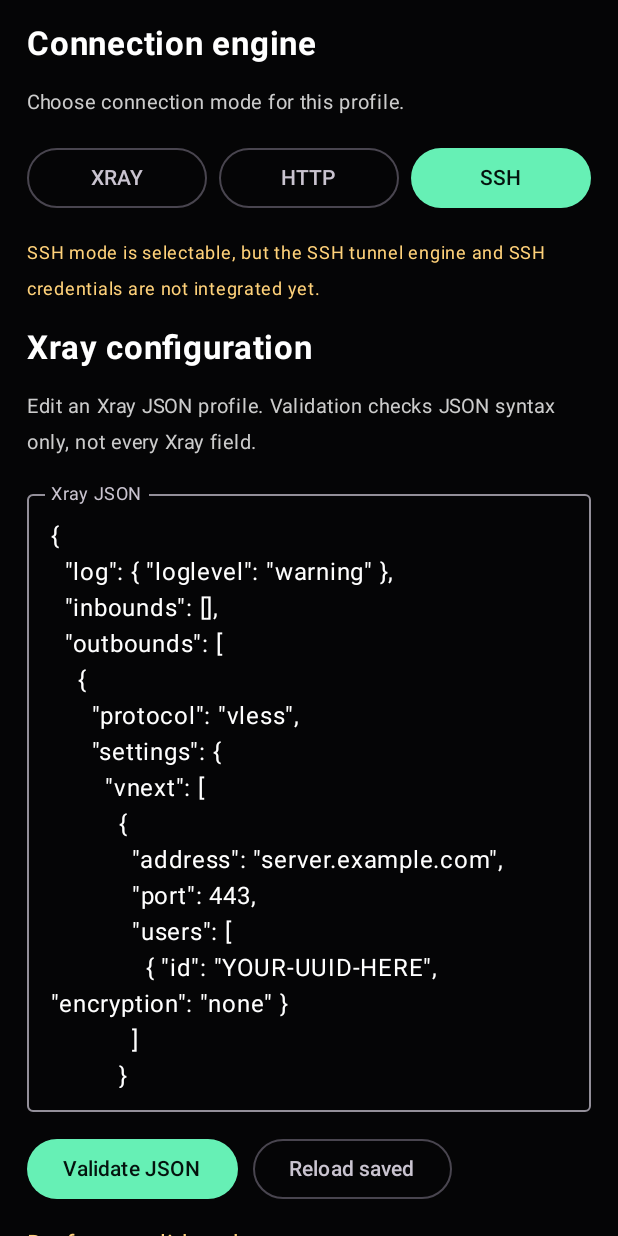
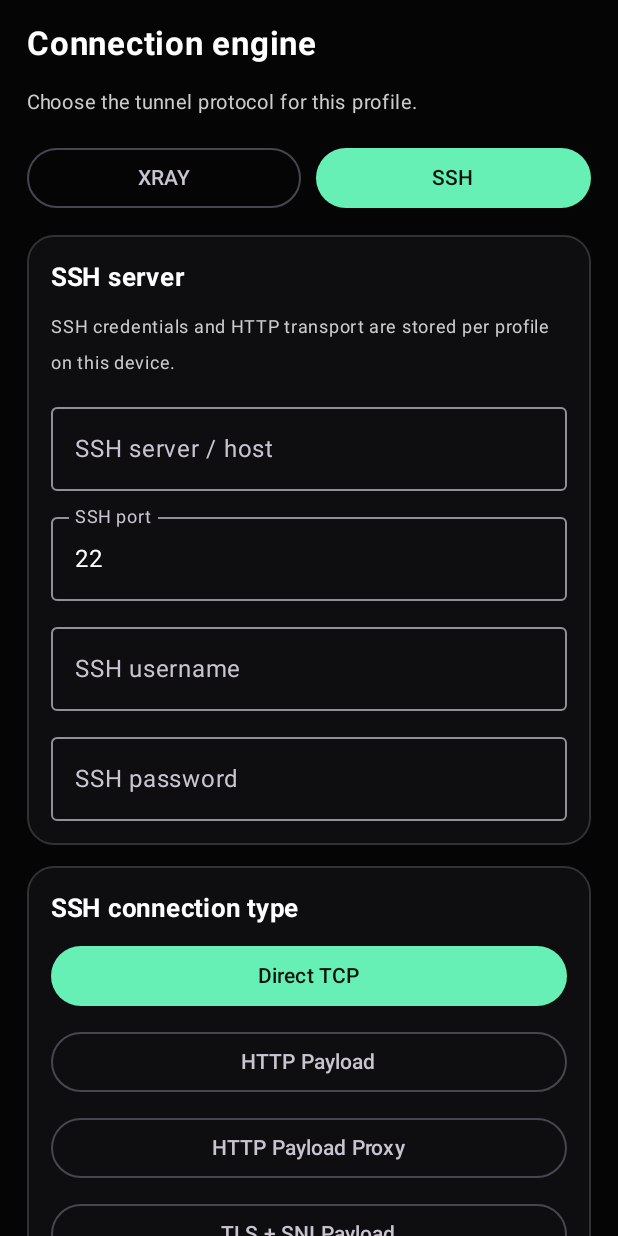
Before and after one commit to darwindiolimbo-crypto/kupal-vpn, an Android app built with Jetpack Compose: the composable ConfigScreen shown on its own in the app's theme, after a tap on "SSH", on a phone screen of 412 x 824 dp. Run offline under Robolectric (Android 15) with nearby library versions, the phone set to English and light mode, and no system bars; 3 statements that could not run were skipped; 2 other taps on this screen came first.

Commit message:
Add SSH server and HTTP payload mode configuration UI

```diff
--- a/app/src/main/java/com/kupalvpn/app/MainActivity.kt
+++ b/app/src/main/java/com/kupalvpn/app/MainActivity.kt
@@ -366,34 +366,113 @@ fun SectionCard(title: String, content: @Composable () -> Unit) {
 private fun ConfigScreen(padding: PaddingValues) {
     val context = LocalContext.current
     val profileId = ProfileStore.activeProfileId(context)
+    var tunnelMode by rememberSaveable(profileId) { mutableStateOf(TunnelModeStore.readMode(context)) }
+    val savedSsh = remember(profileId) { SshConfigStore.read(context) }
+    var sshMode by rememberSaveable(profileId) { mutableStateOf(savedSsh.mode) }
+    var sshHost by rememberSaveable(profileId) { mutableStateOf(savedSsh.host) }
+    var sshPort by rememberSaveable(profileId) { mutableStateOf(savedSsh.port.toString()) }
+    var sshUsername by rememberSaveable(profileId) { mutableStateOf(savedSsh.username) }
+    var sshPassword by rememberSaveable(profileId) { mutableStateOf(savedSsh.password) }
+    var proxyHost by rememberSaveable(profileId) { mutableStateOf(savedSsh.proxyHost) }
+    var proxyPort by rememberSaveable(profileId) { mutableStateOf(savedSsh.proxyPort.toString()) }
+    var sniHost by rememberSaveable(profileId) { mutableStateOf(savedSsh.sniHost) }
+    var saveMessage by rememberSaveable(profileId) { mutableStateOf("") }
     var jsonText by rememberSaveable(profileId) { mutableStateOf(LocalStore.readJson(context)) }
-    var validation by rememberSaveable { mutableStateOf("Draft not validated") }
-    var tunnelMode by rememberSaveable(profileId) { mutableStateOf(TunnelModeStore.readMode(context)) }
-    var httpHost by rememberSaveable(profileId) { mutableStateOf(TunnelModeStore.readHttpHost(context)) }
-    var httpPort by rememberSaveable(profileId) { mutableStateOf(TunnelModeStore.readHttpPort(context)) }
-    var httpUser by rememberSaveable(profileId) { mutableStateOf(TunnelModeStore.readHttpUser(context)) }
-    var httpPassword by rememberSaveable(profileId) { mutableStateOf(TunnelModeStore.readHttpPassword(context)) }
+    var validation by rememberSaveable(profileId) { mutableStateOf("Configuration not validated") }
 
     ScreenColumn(padding) {
         Text("Connection engine", fontSize = 22.sp, fontWeight = FontWeight.Bold)
-        Text("Choose connection mode for this profile.", color = Color.LightGray, fontSize = 13.sp)
-        Row(horizontalArrangement = Arrangement.spacedBy(8.dp), modifier = Modifier.fillMaxWidth()) {
-            listOf(TunnelModeStore.MODE_XRAY, TunnelModeStore.MODE_HTTP, TunnelModeStore.MODE_SSH).forEach { mode ->
-                if (tunnelMode == mode) Button(onClick = {}, modifier = Modifier.weight(1f)) { Text(mode) }
-                else OutlinedButton(onClick = { tunnelMode = mode; TunnelModeStore.saveMode(context, mode) }, modifier = Modifier.weight(1f)) { Text(mode) }
+        Text("Choose the tunnel protocol for this profile.", color = Color.LightGray, fontSize = 13.sp)
+        Row(horizontalArrangement = Arrangement.spacedBy(10.dp), modifier = Modifier.fillMaxWidth()) {
+            listOf(TunnelModeStore.MODE_XRAY, TunnelModeStore.MODE_SSH).forEach { mode ->
+                if (tunnelMode == mode) {
+                    Button(onClick = {}, modifier = Modifier.weight(1f)) { Text(mode) }
+                } else {
+                    OutlinedButton(
+                        onClick = {
+                            tunnelMode = mode
+                            TunnelModeStore.saveMode(context, mode)
+                        },
+                        modifier = Modifier.weight(1f)
+                    ) { Text(mode) }
                 }
             }
-        if (tunnelMode == TunnelModeStore.MODE_HTTP) {
-            Text("Routes through an HTTP proxy using Xray's HTTP outbound. Payload text is not injected.", color = Color.LightGray, fontSize = 12.sp)
-            OutlinedTextField(httpHost, { httpHost = it; TunnelModeStore.saveHttpHost(context, it) }, modifier = Modifier.fillMaxWidth(), label = { Text("Proxy host / IP") }, singleLine = true)
-            OutlinedTextField(httpPort, { httpPort = it; TunnelModeStore.saveHttpPort(context, it) }, modifier = Modifier.fillMaxWidth(), label = { Text("Proxy port") }, singleLine = true, keyboardOptions = KeyboardOptions(keyboardType = KeyboardType.Number))
-            OutlinedTextField(httpUser, { httpUser = it; TunnelModeStore.saveHttpUser(context, it) }, modifier = Modifier.fillMaxWidth(), label = { Text("Proxy username (optional)") }, singleLine = true)
-            OutlinedTextField(httpPassword, { httpPassword = it; TunnelModeStore.saveHttpPassword(context, it) }, modifier = Modifier.fillMaxWidth(), label = { Text("Proxy password (optional)") }, singleLine = true)
-        } else if (tunnelMode == TunnelModeStore.MODE_SSH) {
-            Text("SSH mode is selectable, but the SSH tunnel engine and SSH credentials are not integrated yet.", color = Color(0xFFFFD27A), fontSize = 12.sp)
         }
+
+        if (tunnelMode == TunnelModeStore.MODE_SSH) {
+            SectionCard("SSH server") {
+                Text("SSH credentials and HTTP transport are stored per profile on this device.", color = Color.LightGray, fontSize = 12.sp)
+                OutlinedTextField(sshHost, { sshHost = it }, modifier = Modifier.fillMaxWidth(), label = { Text("SSH server / host") }, singleLine = true)
+                OutlinedTextField(sshPort, { sshPort = it.filter(Char::isDigit).take(5) }, modifier = Modifier.fillMaxWidth(), label = { Text("SSH port") }, singleLine = true, keyboardOptions = KeyboardOptions(keyboardType = KeyboardType.Number))
+                OutlinedTextField(sshUsername, { sshUsername = it }, modifier = Modifier.fillMaxWidth(), label = { Text("SSH username") }, singleLine = true)
+                OutlinedTextField(sshPassword, { sshPassword = it }, modifier = Modifier.fillMaxWidth(), label = { Text("SSH password") }, singleLine = true, visualTransformation = PasswordVisualTransformation())
+            }
+            SectionCard("SSH connection type") {
+                val modes = listOf(
+                    SshConfig.MODE_DIRECT to "Direct TCP",
+                    SshConfig.MODE_HTTP_PAYLOAD_DIRECT to "HTTP Payload",
+                    SshConfig.MODE_HTTP_PAYLOAD_PROXY to "HTTP Payload Proxy",
+                    SshConfig.MODE_TLS_PAYLOAD_PROXY to "TLS + SNI Payload"
+                )
+                modes.forEach { (value, label) ->
+                    val selected = sshMode == value
+                    if (selected) {
+                        Button(onClick = {}, modifier = Modifier.fillMaxWidth()) { Text(label) }
+                    } else {
+                        OutlinedButton(onClick = { sshMode = value }, modifier = Modifier.fillMaxWidth()) { Text(label) }
+                    }
+                }
+                Text(
+                    "HTTP is a transport/payload option for SSH. It is not a separate VPN engine.",
+                    color = Color.LightGray,
+                    fontSize = 12.sp
+                )
+            }
+            if (sshMode == SshConfig.MODE_HTTP_PAYLOAD_PROXY || sshMode == SshConfig.MODE_TLS_PAYLOAD_PROXY) {
+                SectionCard("HTTP proxy") {
+                    OutlinedTextField(proxyHost, { proxyHost = it }, modifier = Modifier.fillMaxWidth(), label = { Text("Proxy host / IP") }, singleLine = true)
+                    OutlinedTextField(proxyPort, { proxyPort = it.filter(Char::isDigit).take(5) }, modifier = Modifier.fillMaxWidth(), label = { Text("Proxy port") }, singleLine = true, keyboardOptions = KeyboardOptions(keyboardType = KeyboardType.Number))
+                }
+            }
+            if (sshMode == SshConfig.MODE_TLS_PAYLOAD_PROXY) {
+                SectionCard("TLS / SNI") {
+                    OutlinedTextField(sniHost, { sniHost = it }, modifier = Modifier.fillMaxWidth(), label = { Text("SNI host name") }, singleLine = true)
+                }
+            }
+            SectionCard("Payload") {
+                Text("Edit the HTTP request in the Payload tab. Supported tokens: [host], [port], [host_port], [crlf].", color = Color.LightGray, fontSize = 12.sp)
+                OutlinedButton(onClick = { saveMessage = "Open the Payload tab to edit the SSH payload." }, modifier = Modifier.fillMaxWidth()) {
+                    Text("Payload editor is in the Payload tab")
+                }
+            }
+            Button(
+                onClick = {
+                    val next = SshConfig(
+                        mode = sshMode,
+                        host = sshHost.trim(),
+                        port = sshPort.toIntOrNull() ?: 0,
+                        username = sshUsername.trim(),
+                        password = sshPassword,
+                        proxyHost = proxyHost.trim(),
+                        proxyPort = proxyPort.toIntOrNull() ?: 0,
+                        sniHost = sniHost.trim(),
+                        payload = SshConfigStore.read(context).payload
+                    )
+                    try {
+                        next.validate()
+                        SshConfigStore.save(context, next)
+                        TunnelModeStore.saveMode(context, TunnelModeStore.MODE_SSH)
+                        saveMessage = "SSH settings saved for this profile."
+                    } catch (error: Exception) {
+                        saveMessage = error.message ?: "Check the SSH settings."
+                    }
+                },
+                modifier = Modifier.fillMaxWidth()
+            ) { Text("Save SSH configuration") }
+            if (saveMessage.isNotBlank()) Text(saveMessage, color = if (saveMessage.contains("saved")) Green else Color(0xFFFFD27A), fontSize = 12.sp)
+        } else {
             Text("Xray configuration", fontSize = 22.sp, fontWeight = FontWeight.Bold)
-        Text("Edit an Xray JSON profile. Validation checks JSON syntax only, not every Xray field.", color = Color.LightGray, fontSize = 13.sp)
+            Text("Edit a VLESS, VMess, Trojan or Shadowsocks Xray JSON profile.", color = Color.LightGray, fontSize = 13.sp)
             OutlinedTextField(
                 value = jsonText,
                 onValueChange = {
@@ -422,7 +501,8 @@ private fun ConfigScreen(padding: PaddingValues) {
                 }) { Text("Reload saved") }
             }
             Text(validation, color = if (validation.startsWith("Valid")) Green else Color(0xFFFFD27A))
-        Text("Use your own server values. Never share your UUID, password, or private keys publicly.", color = Color.LightGray, fontSize = 12.sp)
+            Text("Use authorized server values. Never share your UUID or private keys publicly.", color = Color.LightGray, fontSize = 12.sp)
+        }
     }
 }
 
```
Lines whose indentation alone changed are shown as unchanged.
